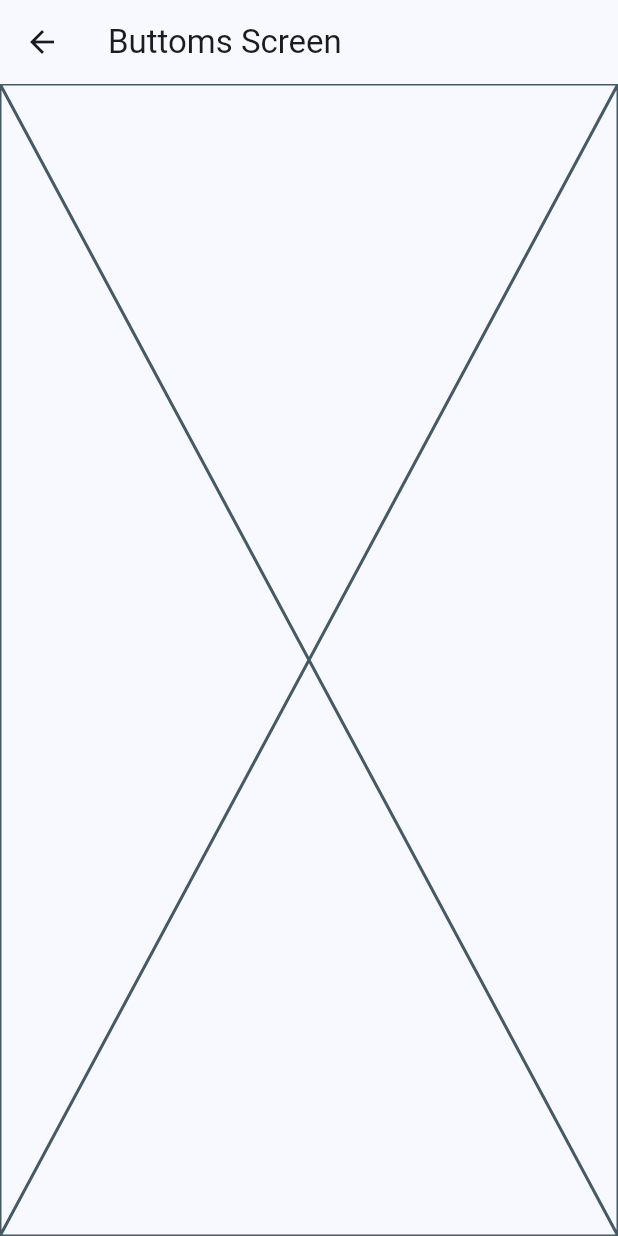
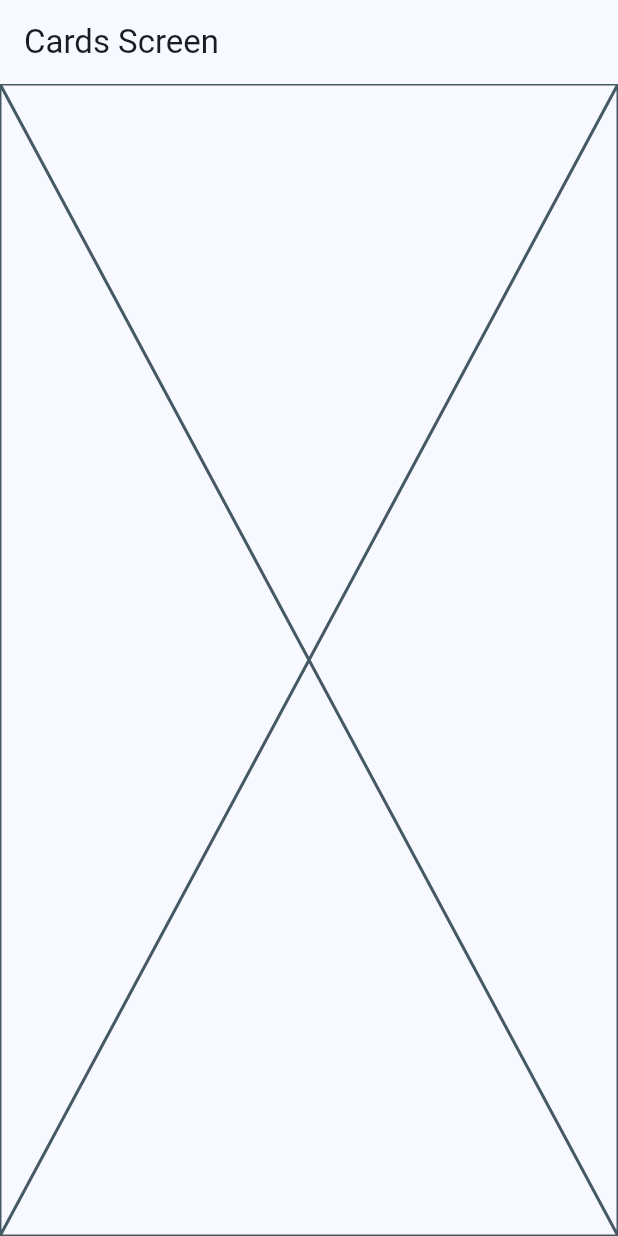
Before and after one commit to guenga1968/widgets_app, a Flutter app: the screen it shows after launch, after a tap on "Botones", on a phone screen of 412 x 824 dp. Run offline on Flutter 3.47's test engine with Material 2 defaults, Android fonts, the phone set to English and light mode, and no system bars; our stand-ins replace go_router.

Commit message:
se agrego go_router

```diff
--- /dev/null
+++ b/lib/config/router/app_router.dart
@@ -0,0 +1,22 @@
+import 'package:go_router/go_router.dart';
+
+import '../../presentation/screens/screens.dart';
+
+// GoRouter configuration
+final appRouter = GoRouter(
+  initialLocation: '/',
+  routes: [
+    GoRoute(
+      path: '/',
+      builder: (context, state) => const HomeScreen(),
+    ),
+    GoRoute(
+      path: '/buttons',
+      builder: (context, state) => const CardsScreen(),
+    ),
+    GoRoute(
+      path: '/cards',
+      builder: (context, state) => const CardsScreen(),
+    ),
+  ],
+);
--- a/lib/main.dart
+++ b/lib/main.dart
@@ -1,8 +1,6 @@
 import 'package:flutter/material.dart';
+import 'package:widgets_app/config/router/app_router.dart';
 import 'package:widgets_app/config/theme/app_theme.dart';
-import 'package:widgets_app/presentation/screens/buttons/buttons_screen.dart';
-import 'package:widgets_app/presentation/screens/cards/cards_screen.dart';
-import 'package:widgets_app/presentation/screens/home/home_screen.dart';
 
 void main() {
   runApp(const MainApp());
@@ -13,14 +11,10 @@ class MainApp extends StatelessWidget {
 
   @override
   Widget build(BuildContext context) {
-    return MaterialApp(
+    return MaterialApp.router(
+      routerConfig: appRouter,
       debugShowCheckedModeBanner: false,
-      routes: {
-        '/buttons':(context) => const ButtonsScreen(),
-        '/cards':(context) =>const  CardsScreen(),
-      },
       theme: AppTheme().getTheme(),
-      home: const  HomeScreen(),
     );
   }
 }
--- a/lib/presentation/screens/home/home_screen.dart
+++ b/lib/presentation/screens/home/home_screen.dart
@@ -1,6 +1,6 @@
 import 'package:flutter/material.dart';
+import 'package:go_router/go_router.dart';
 import 'package:widgets_app/config/menu/menu_items.dart';
-import 'package:widgets_app/presentation/screens/buttons/buttons_screen.dart';
 
 class HomeScreen extends StatelessWidget {
   const HomeScreen({super.key});
@@ -53,13 +53,13 @@ class _CustomListTile extends StatelessWidget {
         title: Text(menuItem.title),
         subtitle: Text(menuItem.subtitle),
         onTap: () {
-
           // Navigator.of(context).push(
           //   MaterialPageRoute(
           //     builder: (context) => const ButtonsScreen(),
           //   ),
           // );
-          Navigator.pushNamed(context, menuItem.link);
+          //Navigator.pushNamed(context, menuItem.link);
+          context.go(menuItem.link);
         });
   }
 }
--- /dev/null
+++ b/lib/presentation/screens/screens.dart
@@ -0,0 +1,3 @@
+export 'package:widgets_app/presentation/screens/buttons/buttons_screen.dart';
+export 'package:widgets_app/presentation/screens/cards/cards_screen.dart';
+export 'package:widgets_app/presentation/screens/home/home_screen.dart';
--- a/pubspec.yaml
+++ b/pubspec.yaml
@@ -9,11 +9,12 @@ environment:
 dependencies:
   flutter:
     sdk: flutter
+  go_router: ^8.0.0
 
 dev_dependencies:
+  flutter_lints: ^2.0.0
   flutter_test:
     sdk: flutter
-  flutter_lints: ^2.0.0
 
 flutter:
   uses-material-design: true
```
Also changed, not shown: pubspec.lock.
